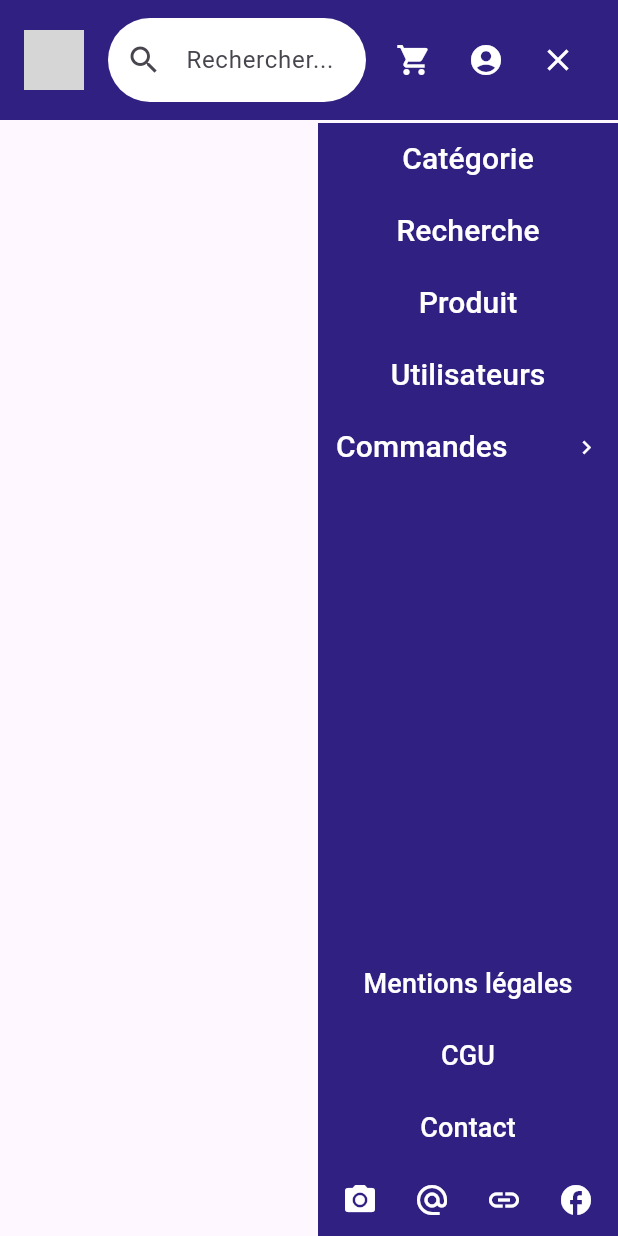
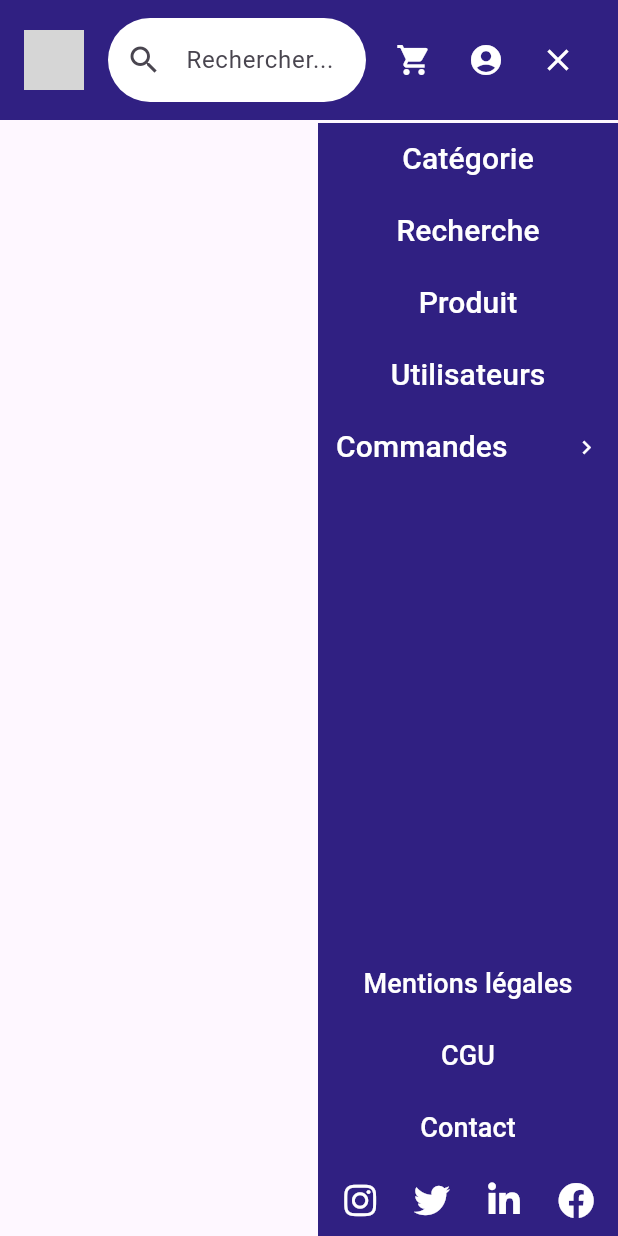
Before and after one commit to NathanCorberan/Projet_Cyna_Mobile, a Flutter app: the screen it shows after launch, after a tap on the "menu" icon, on a phone screen of 412 x 824 dp. Run offline on Flutter 3.47's test engine with Material 3 defaults, Android fonts, the phone set to English and light mode, and no system bars; our stand-ins replace font_awesome_flutter; network calls fail; grey boxes are pictures that could not be loaded.

Commit message:
ajout icone + fontAwesome

```diff
--- a/lib/widgets/header_menu.dart
+++ b/lib/widgets/header_menu.dart
@@ -1,5 +1,6 @@
 // lib/widgets/header_menu.dart
 import 'package:flutter/material.dart';
+import 'package:font_awesome_flutter/font_awesome_flutter.dart';
 
 class HeaderMenu extends StatefulWidget {
   @override
@@ -223,19 +224,19 @@ class _HeaderMenuState extends State<HeaderMenu> {
                         mainAxisAlignment: MainAxisAlignment.spaceEvenly,
                         children: [
                           IconButton(
-                            icon: Icon(Icons.camera_alt, color: Colors.white), // Instagram icon
+                            icon: Icon(FontAwesomeIcons.instagram, color: Colors.white),
                             onPressed: () {},
                           ),
                           IconButton(
-                            icon: Icon(Icons.alternate_email, color: Colors.white), // Twitter icon
+                            icon: Icon(FontAwesomeIcons.twitter, color: Colors.white), // Twitter icon
                             onPressed: () {},
                           ),
                           IconButton(
-                            icon: Icon(Icons.link, color: Colors.white), // LinkedIn icon
+                            icon: Icon(FontAwesomeIcons.linkedinIn, color: Colors.white), // LinkedIn icon
                             onPressed: () {},
                           ),
                           IconButton(
-                            icon: Icon(Icons.facebook, color: Colors.white), // Facebook icon
+                            icon: Icon(FontAwesomeIcons.facebook, color: Colors.white), // Facebook icon
                             onPressed: () {},
                           ),
                         ],
--- a/pubspec.yaml
+++ b/pubspec.yaml
@@ -30,6 +30,7 @@ environment:
 dependencies:
   flutter:
     sdk: flutter
+  font_awesome_flutter: ^9.0.0  # Version plus ancienne au cas où
 
   # The following adds the Cupertino Icons font to your application.
   # Use with the CupertinoIcons class for iOS style icons.
```
Also changed, not shown: pubspec.lock.
